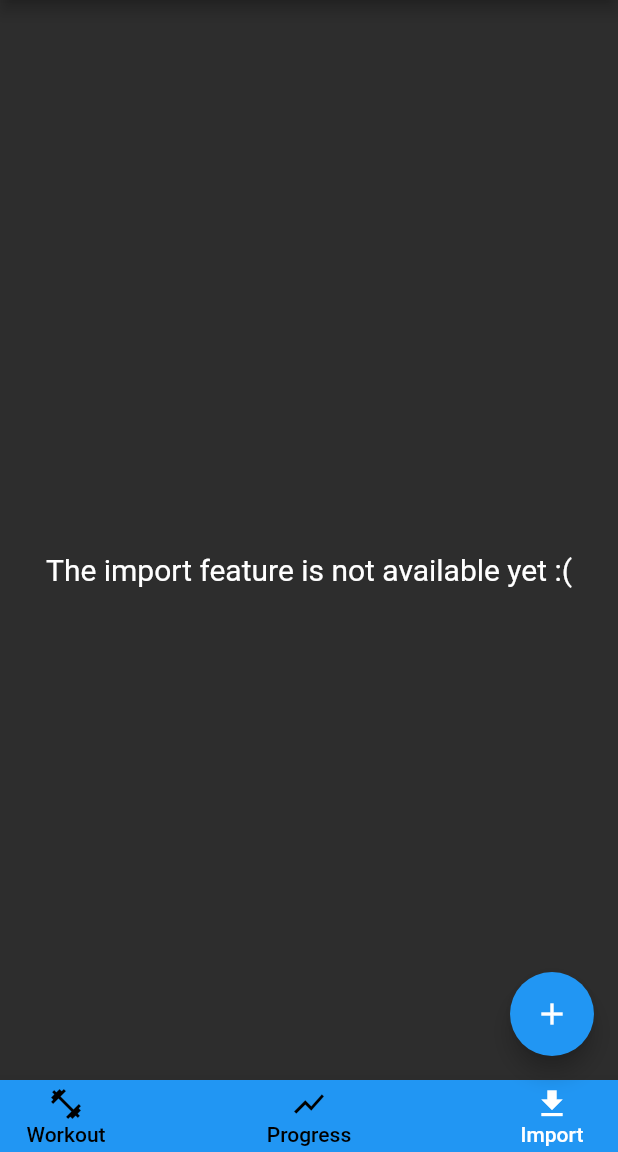
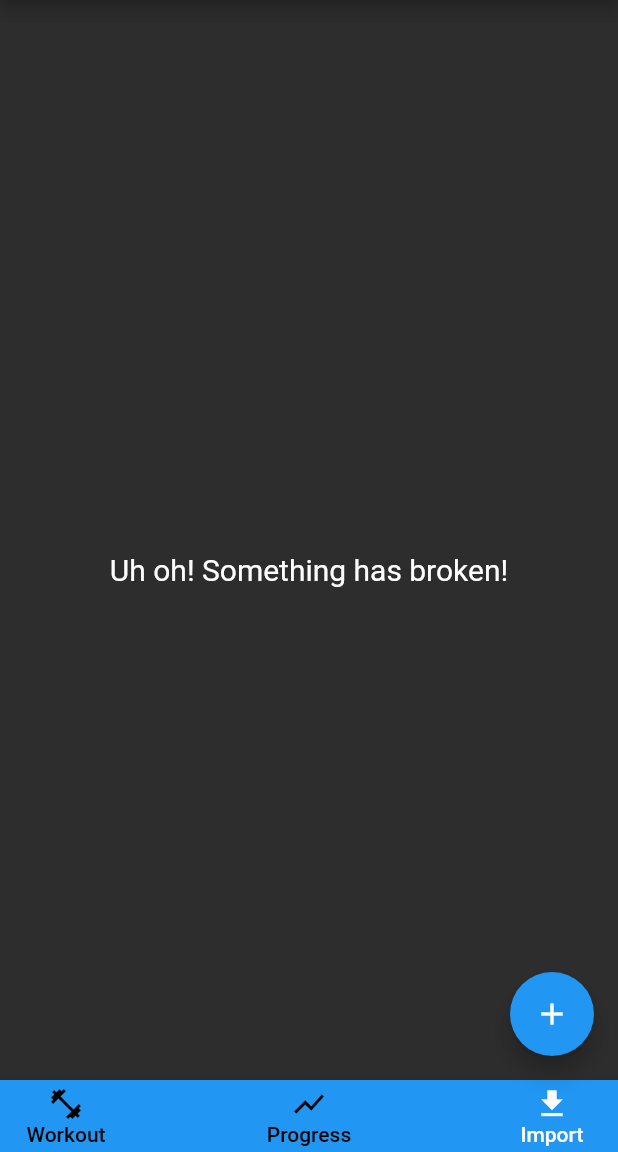
Before and after one commit to Ham80234/Swolemates, a Flutter app: the ImportPage screen opened directly with empty values, item 3 of the bottom bar chosen, on a phone screen of 412 x 824 dp, the part 84-1236 px from its top. Run offline on Flutter 3.47's test engine with Material 2 defaults, Android fonts, the phone set to English and light mode, and no system bars; our stand-ins replace charts_flutter, flutter_svg, rxdart, shared_preferences, sqflite; accounts and stored records are empty; network calls fail.

Commit message:
Navigation tweaks

```diff
--- a/lib/pages/workout/goals.dart
+++ b/lib/pages/workout/goals.dart
@@ -113,7 +113,7 @@ class _GoalsPageState extends State<GoalsPage> {
       ),
       onPressed: () {
         model.applyFilter(Filter.Workout);
-        Navigator.pushNamed(context, '/');
+        Navigator.pushNamedAndRemoveUntil(context, '/', (_) => false);
       },
     );
   }
--- a/lib/pages/workout/import.dart
+++ b/lib/pages/workout/import.dart
@@ -1,6 +1,6 @@
 import 'package:flutter/material.dart';
 import 'package:flutter_todo/database/databasehandler.dart';
-import 'package:flutter_todo/widgets/todo/alternative_view.dart';
+import 'package:flutter_todo/widgets/todo/importview.dart';
 
 import 'package:scoped_model/scoped_model.dart';
 
@@ -112,7 +112,7 @@ class _ImportPageState extends State<ImportPage> {
       ),
       onPressed: () {
         model.applyFilter(Filter.Workout);
-        Navigator.pushNamed(context, '/');
+        Navigator.pushNamedAndRemoveUntil(context, '/', (_) => false);
       },
     );
   }
@@ -198,7 +198,7 @@ class _ImportPageState extends State<ImportPage> {
       // floatingActionButtonLocation: FloatingActionButtonLocation.endDocked,
       floatingActionButton: _buildFloatingActionButton(model),
       bottomNavigationBar: _buildBottomAppBar(model),
-      body: AlternativeView(),
+      body: ImportView(),
     );
   }
 
--- /dev/null
+++ b/lib/widgets/todo/importview.dart
@@ -0,0 +1,82 @@
+import 'package:flutter/material.dart';
+import 'package:flutter_svg/flutter_svg.dart';
+import 'package:flutter_todo/models/filter.dart';
+
+import 'package:scoped_model/scoped_model.dart';
+
+import 'package:flutter_todo/scoped_models/app_model.dart';
+import 'package:flutter_todo/models/todo.dart';
+import 'package:flutter_todo/widgets/todo/todo_card.dart';
+
+class ImportView extends StatelessWidget {
+  Widget _buildEmptyText(AppModel model) {
+    String emptyText;
+
+    switch (model.filter) {
+      case Filter.Workout:
+        emptyText = 'Press the + to add exercise';
+        break;
+
+      case Filter.Progress:
+        emptyText = 'Complete exercises to view progress!'
+            '';
+        break;
+
+      case Filter.Goals:
+        emptyText = 'Uh oh! Something has broken!'
+            '';
+        break;
+    }
+
+    return Container(
+      color: Color.fromARGB(16, 0, 0, 0),
+      child: Column(
+        crossAxisAlignment: CrossAxisAlignment.stretch,
+        mainAxisAlignment: MainAxisAlignment.center,
+        children: <Widget>[
+          SizedBox(
+            height: 40.0,
+          ),
+          Text(
+            emptyText,
+            textAlign: TextAlign.center,
+            style: TextStyle(
+              fontSize: 20,
+            ),
+          ),
+        ],
+      ),
+    );
+  }
+
+  Widget _buildListView(AppModel model) {
+    return ListView.builder(
+      itemCount: model.todos.length,
+      itemBuilder: (BuildContext context, int index) {
+        Todo todo = model.todos[index];
+
+        return Dismissible(
+          key: Key(todo.id),
+          onDismissed: (DismissDirection direction) {
+            model.removeTodo(todo.id);
+          },
+          child: TodoCard(todo),
+          background: Container(color: Colors.red),
+        );
+      },
+    );
+  }
+
+  @override
+  Widget build(BuildContext context) {
+    return ScopedModelDescendant<AppModel>(
+      builder: (BuildContext context, Widget child, AppModel model) {
+        Widget todoCards = model.todos.length > 0
+            ? _buildListView(model)
+            : _buildEmptyText(model);
+
+        return todoCards;
+      },
+    );
+  }
+}
```
